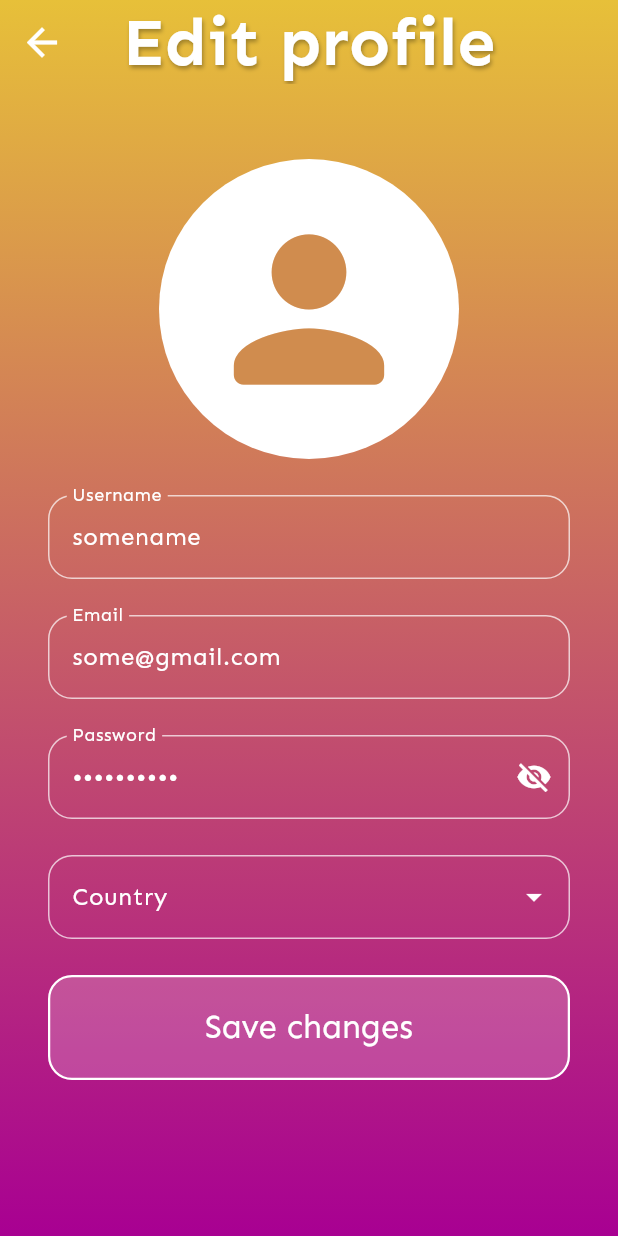
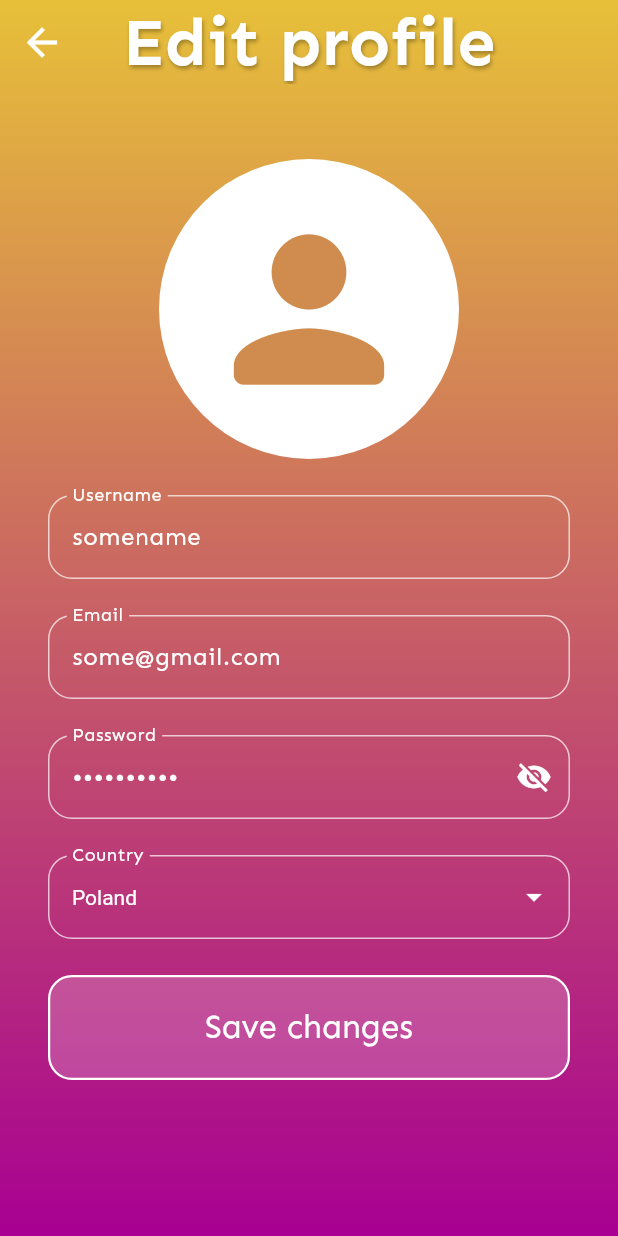
Before and after one commit to izabelakalenik/ZPI-project, a Flutter app: the EditProfileScreen screen opened directly, after a tap on "Save changes", on a phone screen of 412 x 824 dp. Run offline on Flutter 3.47's test engine with Material 3 defaults, Android fonts, the light colour scheme and no system bars; our stand-ins replace equatable, flutter_bloc, flutter_card_swiper, image_picker, social_login_buttons; generated files the repository leaves out were written again.

Commit message:
Refactored code

```diff
--- a/lib/screens/setting_screens/edit_profile_screen.dart
+++ b/lib/screens/setting_screens/edit_profile_screen.dart
@@ -1,10 +1,14 @@
 import 'package:flutter/material.dart';
 import 'package:zpi_project/styles/layouts.dart';
 import 'package:zpi_project/utils/user_data.dart';
+import 'package:zpi_project/utils/const.dart';
+import 'package:zpi_project/widgets/password_field.dart';
 import 'package:zpi_project/widgets/profile_picture.dart';
+import 'package:zpi_project/widgets/custom_dropdown.dart';
 
 import '../../models/user.dart';
 
+// Edit Profile Screen
 class EditProfileScreen extends StatefulWidget {
   const EditProfileScreen({super.key});
 
@@ -13,59 +17,50 @@ class EditProfileScreen extends StatefulWidget {
 }
 
 class _EditProfileState extends State<EditProfileScreen> {
-  // simulates getting data from database
   User user = UserData.myUser;
-
-  TextEditingController? _passwordController;
-  TextEditingController? _emailController;
-  TextEditingController? _usernameController;
-
+  late TextEditingController _passwordController;
+  late TextEditingController _emailController;
+  late TextEditingController _usernameController;
   late String _selectedCountry;
   bool _obscurePassword = true;
-  // this should be read from API
-  final List<String> _countries = ['Poland', 'France', 'Germany', 'Croatia', 'Spain', 'Italy', 'Ukriane'];
 
   @override
   void initState() {
     super.initState();
+    _initializeControllers();
+  }
+
+  void _initializeControllers() {
     _passwordController = TextEditingController(text: user.password);
-    _passwordController?.addListener(() {
-      _passwordController == null ? "" : _passwordController!.text;
-    });
-    setState(() {});
     _emailController = TextEditingController(text: user.email);
-    _emailController?.addListener(() {
-      _emailController == null ? "" : _emailController!.text;
-    });
-    setState(() {});
     _usernameController = TextEditingController(text: user.username);
-    _usernameController?.addListener(() {
-      _usernameController == null ? "" : _usernameController!.text;
-    });
-    _selectedCountry = (user.country ?? "");
-    setState(() {});
+    _selectedCountry =
+        COUNTRIES.contains(user.country) ? user.country! : COUNTRIES.first;
   }
 
   @override
   void dispose() {
+    _passwordController.dispose();
+    _emailController.dispose();
+    _usernameController.dispose();
     super.dispose();
-    _passwordController?.dispose();
-    _emailController?.dispose();
-    _usernameController?.dispose();
   }
 
   void onSaveChangesPressed() {
-    // simulates saving data to database
-    user.password = _passwordController!.text;
-    user.email = _emailController!.text;
-    user.username = _usernameController!.text;
+    user.password = _passwordController.text;
+    user.email = _emailController.text;
+    user.username = _usernameController.text;
     user.country = _selectedCountry;
+  }
+
+  void _togglePasswordVisibility() {
+    setState(() {
+      _obscurePassword = !_obscurePassword;
+    });
   }
 
   @override
   Widget build(BuildContext context) {
-    final theme = Theme.of(context);
-
     return MainLayout(
       child: Scaffold(
         appBar: CustomAppBar(text: 'Edit profile'),
@@ -75,84 +70,41 @@ class _EditProfileState extends State<EditProfileScreen> {
           children: [
             SizedBox(height: 50),
             ProfilePicture(),
-          const SizedBox(height: 24),
+            SizedBox(height: 24),
             CustomTextField(
-            // initialValue: user.username,
               labelText: 'Username',
               controller: _usernameController,
             ),
-          const SizedBox(height: 24),
+            SizedBox(height: 24),
             CustomTextField(
               labelText: 'Email',
-            // initialValue: user.email,
               controller: _emailController,
             ),
-          const SizedBox(height: 24),
-          CustomTextField(
-            labelText: 'Password',
-            // initialValue: user.password,
-            obscureText: _obscurePassword,
+            SizedBox(height: 24),
+            PasswordField(
               controller: _passwordController,
-            suffixIcon: IconButton(
-              icon: Icon(
-                _obscurePassword ? Icons.visibility_off : Icons.visibility,
-                color: theme.iconTheme.color,
+              obscurePassword: _obscurePassword,
+              onToggle: _togglePasswordVisibility,
             ),
-              onPressed: () {
-                setState(() {
-                  _obscurePassword = !_obscurePassword;
-                });
-              },
-            ),
-          ),
-          const SizedBox(height: 24),
-          // TODO: extract it to layouts
-          DropdownButtonFormField<String>(
-            style: TextStyle(color: Colors.white),
-            iconEnabledColor: Colors.white,
-            dropdownColor: Color(0xFFCF3F7B).withOpacity(0.9),
-            menuMaxHeight: 200,
-            value: user.country,
-            onChanged: (String? value) {
+            SizedBox(height: 24),
+            CustomDropdown(
+              labelText: 'Country',
+              value: _selectedCountry.isNotEmpty ? _selectedCountry : null,
+              items: COUNTRIES,
+              onChanged: (value) {
                 setState(() {
                   _selectedCountry = value!;
                 });
               },
-            decoration: InputDecoration(
-              labelText: 'Country',
-              labelStyle: const TextStyle(color: Colors.white),
-              border: OutlineInputBorder(
-                borderRadius: BorderRadius.circular(16.0),
-                borderSide:
-                    const BorderSide(color: Colors.white70), // Gray border
             ),
-              focusedBorder: OutlineInputBorder(
-                borderRadius: BorderRadius.circular(16.0),
-                borderSide: const BorderSide(
-                    color: Colors.white70),
+            SizedBox(height: 24),
+            Button(
+              text: Text("Save changes"),
+              onPressed: onSaveChangesPressed,
             ),
-              enabledBorder: OutlineInputBorder(
-                borderRadius: BorderRadius.circular(16.0),
-                borderSide: const BorderSide(
-                    color: Colors.white70),
+          ],
         ),
       ),
-            items: _countries.map<DropdownMenuItem<String>>((String value) {
-              return DropdownMenuItem<String>(
-                value: value,
-                child: Row(
-                  children: [
-                    Text(value),
-                  ],
-                ),
     );
-            }).toList(),
-          ),
-          const SizedBox(height: 24),
-          Button(
-              text: const Text("Save changes"), onPressed: onSaveChangesPressed)
-        ],
-      ),
-    ));
   }
 }
--- /dev/null
+++ b/lib/utils/const.dart
@@ -0,0 +1,9 @@
+final List<String> COUNTRIES = [
+  'Poland',
+  'France',
+  'Germany',
+  'Croatia',
+  'Spain',
+  'Italy',
+  'Ukraine'
+];
--- /dev/null
+++ b/lib/widgets/custom_dropdown.dart
@@ -0,0 +1,50 @@
+import 'package:flutter/material.dart';
+
+// Reusable CustomDropdown component
+class CustomDropdown extends StatelessWidget {
+  final String labelText;
+  final String? value;
+  final List<String> items;
+  final Function(String?) onChanged;
+
+  const CustomDropdown({
+    required this.labelText,
+    required this.value,
+    required this.items,
+    required this.onChanged,
+  });
+
+  @override
+  Widget build(BuildContext context) {
+    return DropdownButtonFormField<String>(
+      style: TextStyle(color: Colors.white),
+      iconEnabledColor: Colors.white,
+      dropdownColor: Color(0xFFCF3F7B).withOpacity(0.9),
+      menuMaxHeight: 200,
+      value: value,
+      onChanged: onChanged,
+      decoration: InputDecoration(
+        labelText: labelText,
+        labelStyle: const TextStyle(color: Colors.white),
+        border: OutlineInputBorder(
+          borderRadius: BorderRadius.circular(16.0),
+          borderSide: const BorderSide(color: Colors.white70),
+        ),
+        focusedBorder: OutlineInputBorder(
+          borderRadius: BorderRadius.circular(16.0),
+          borderSide: const BorderSide(color: Colors.white70),
+        ),
+        enabledBorder: OutlineInputBorder(
+          borderRadius: BorderRadius.circular(16.0),
+          borderSide: const BorderSide(color: Colors.white70),
+        ),
+      ),
+      items: items.map<DropdownMenuItem<String>>((String value) {
+        return DropdownMenuItem<String>(
+          value: value,
+          child: Text(value),
+        );
+      }).toList(),
+    );
+  }
+}
--- /dev/null
+++ b/lib/widgets/password_field.dart
@@ -0,0 +1,33 @@
+import 'package:flutter/material.dart';
+import 'package:zpi_project/styles/layouts.dart';
+
+class PasswordField extends StatelessWidget {
+  final TextEditingController controller;
+  final bool obscurePassword;
+  final VoidCallback onToggle;
+
+  const PasswordField({
+    super.key,
+    required this.controller,
+    required this.obscurePassword,
+    required this.onToggle,
+  });
+
+  @override
+  Widget build(BuildContext context) {
+    final theme = Theme.of(context);
+
+    return CustomTextField(
+      labelText: 'Password',
+      controller: controller,
+      obscureText: obscurePassword,
+      suffixIcon: IconButton(
+        icon: Icon(
+          obscurePassword ? Icons.visibility_off : Icons.visibility,
+          color: theme.iconTheme.color,
+        ),
+        onPressed: onToggle,
+      ),
+    );
+  }
+}
--- a/pubspec.yaml
+++ b/pubspec.yaml
@@ -44,7 +44,7 @@ dependencies:
 
   flutter_localizations:
     sdk: flutter
-  intl: any
+  intl:
 
 dev_dependencies:
   flutter_test:
```
Lines whose indentation alone changed are shown as unchanged.
